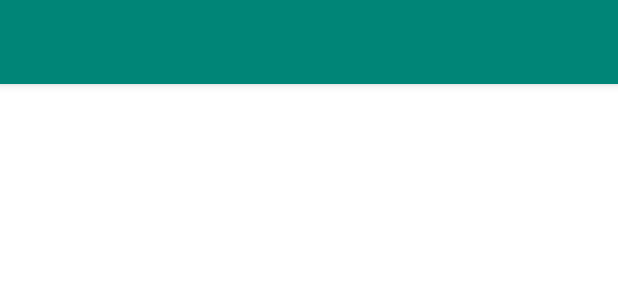
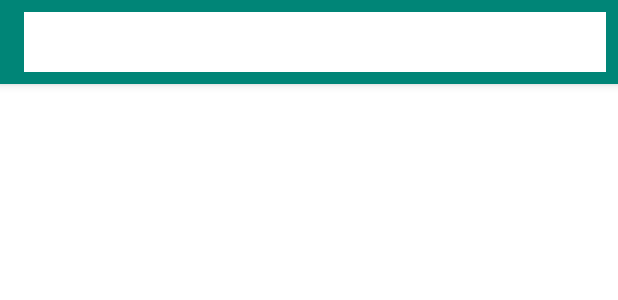
Before and after one commit to wmgda/checklists, an Android app: the layout toolbar.xml on its own in the app's theme, with its tools: preview values and no code run, on a phone screen of 412 x 824 dp. Shown: the top 300 px of the screen. Run offline under Robolectric (Android 15) with nearby library versions, the phone set to English and light mode, and no system bars.

Commit message:
Toolbar with edittext

```diff
--- a/android/app/src/main/res/layout/toolbar.xml
+++ b/android/app/src/main/res/layout/toolbar.xml
@@ -10,5 +10,12 @@
             android:layout_width="match_parent"
             android:layout_height="?attr/actionBarSize"
             android:background="@color/colorPrimary"
-                />
+            android:padding="0dp">
+
+        <EditText android:layout_width="match_parent"
+                  android:layout_height="match_parent"
+                  android:layout_margin="8dp"
+                  android:background="@android:color/white"/>
+    </androidx.appcompat.widget.Toolbar>
+
 </com.google.android.material.appbar.AppBarLayout>
```
Lines whose indentation alone changed are shown as unchanged.
